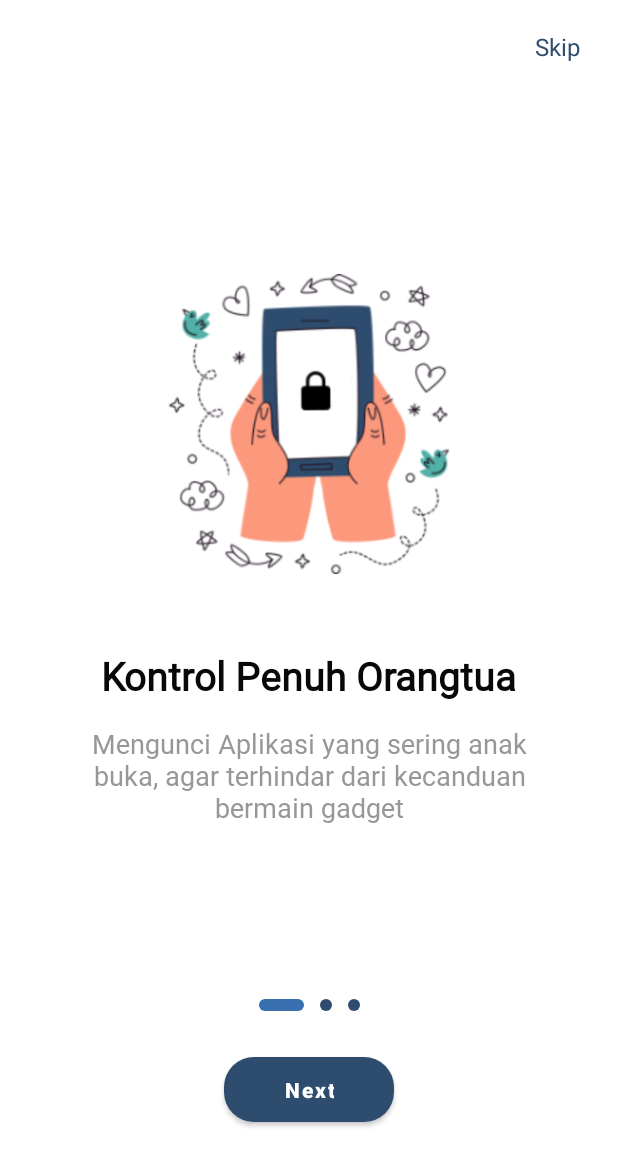
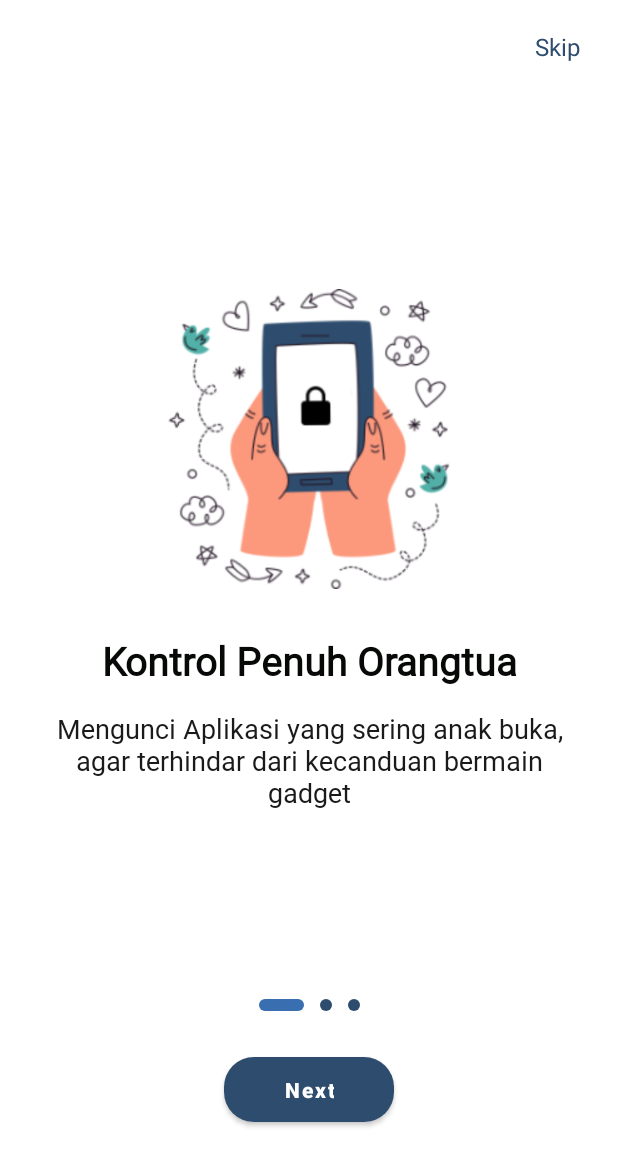
Before and after one commit to gunturdarmawan/Edulock_Collab, an Android app: the screen it shows after launch (MainActivity), on a phone screen of 412 x 824 dp. Shown: the top 1166 px of the screen. Run offline under Robolectric (Android 15) with nearby library versions, the phone set to English and light mode, and no system bars.

Commit message:
layout sementara udah bisa dipake

```diff
--- a/app/build.gradle
+++ b/app/build.gradle
@@ -42,11 +42,11 @@ dependencies {
     implementation 'androidx.constraintlayout:constraintlayout:2.1.2'
     implementation 'androidx.annotation:annotation:1.3.0'
     implementation 'androidx.lifecycle:lifecycle-livedata-ktx:2.4.0'
-    implementation 'androidx.lifecycle:lifecycle-viewmodel-ktx:2.4.0'
     implementation 'androidx.cardview:cardview:1.0.0'
     implementation 'com.google.android.material:material:1.5.0-beta01'
-    implementation 'com.google.android.material:material:1.5.0-beta01'
     implementation 'com.google.firebase:firebase-auth-ktx:21.0.1'
+    implementation 'androidx.legacy:legacy-support-v4:1.0.0'
+    implementation 'androidx.recyclerview:recyclerview:1.2.1'
     testImplementation 'junit:junit:4.13.2'
     androidTestImplementation 'androidx.test.ext:junit:1.1.3'
     androidTestImplementation 'androidx.test.espresso:espresso-core:3.4.0'
--- a/app/src/main/java/com/example/edulock/onboarding/MainActivity.kt
+++ b/app/src/main/java/com/example/edulock/onboarding/MainActivity.kt
@@ -15,7 +15,6 @@ import com.google.android.material.button.MaterialButton
 import com.example.edulock.R
 import com.example.edulock.firebaseauth.Login
 
-
 class MainActivity : AppCompatActivity() {
 
     private lateinit var onboardingItemsAdapter: OnboardingItemsAdapter
@@ -23,7 +22,6 @@ class MainActivity : AppCompatActivity() {
 
     override fun onCreate(savedInstanceState: Bundle?) {
         super.onCreate(savedInstanceState)
-        window.statusBarColor = ContextCompat.getColor(this, R.color.white)
         setContentView(R.layout.activity_main)
 
         setOnboardingItems()
@@ -38,13 +36,13 @@ class MainActivity : AppCompatActivity() {
         }
 
     }
+
     private fun savePrefsData() {
         val pref = applicationContext.getSharedPreferences("myPrefs", MODE_PRIVATE)
         val editor = pref.edit()
         editor.putBoolean("isIntroOpened", true)
         editor.apply()
     }
-
 
     private fun restorePrefData(): Boolean {
         val pref = applicationContext.getSharedPreferences("myPrefs", MODE_PRIVATE)
@@ -150,4 +148,5 @@ class MainActivity : AppCompatActivity() {
             "Next".also { findViewById<MaterialButton>(R.id.buttonNext).text = it }
         }
     }
+
 }
--- a/app/src/main/java/com/example/edulock/onboarding/splashScreen.kt
+++ b/app/src/main/java/com/example/edulock/onboarding/splashScreen.kt
@@ -5,15 +5,14 @@ import androidx.appcompat.app.AppCompatActivity
 import android.os.Bundle
 import android.os.Handler
 import android.os.Looper
-import androidx.core.content.ContextCompat
 import com.example.edulock.R
 
 class splashScreen : AppCompatActivity() {
 
     override fun onCreate(savedInstanceState: Bundle?) {
-        window.statusBarColor = ContextCompat.getColor(this, R.color.white)
         super.onCreate(savedInstanceState)
         setContentView(R.layout.activity_splash_screen)
+
         Handler(Looper.getMainLooper()).postDelayed({
             // Delay and Start Activity
             val intent = Intent(this,MainActivity::class.java)
@@ -21,4 +20,5 @@ class splashScreen : AppCompatActivity() {
             finish()
         } , 2000)
     }
+
 }
--- a/app/src/main/res/layout/onboarding_item_container.xml
+++ b/app/src/main/res/layout/onboarding_item_container.xml
@@ -15,9 +15,9 @@
 
     <TextView
         android:id="@+id/textTitle"
-        android:layout_width="290dp"
+        android:layout_width="300dp"
         android:layout_height="wrap_content"
-        android:layout_marginTop="50dp"
+        android:layout_marginTop="30dp"
         android:gravity="center"
         android:textColor="@color/custom_color_text_primary"
         android:fontFamily="@font/montserrat_bold"
@@ -26,15 +26,15 @@
 
     <TextView
         android:id="@+id/textDescription"
-        android:layout_width="320dp"
+        android:layout_width="360dp"
         android:layout_height="wrap_content"
         android:layout_marginStart="30dp"
         android:layout_marginTop="15dp"
         android:layout_marginBottom="15dp"
         android:layout_marginEnd="30dp"
-        android:fontFamily="@font/montserrat_medium"
+        android:fontFamily="@font/montserrat_regular"
         android:gravity="center"
-        android:textColor="#979797"
+        android:textColor="#1A1A1A"
         android:textSize="18sp"/>
 
 
--- a/app/src/main/res/values/colors.xml
+++ b/app/src/main/res/values/colors.xml
@@ -7,6 +7,7 @@
     <color name="teal_700">#FF018786</color>
     <color name="black">#FF000000</color>
     <color name="white">#FFFFFFFF</color>
+    <color name="red">#E22B25</color>
 
     <!--Custom Colors-->
     <color name="custom_color_primary">#2E4C6D</color>
@@ -14,5 +15,7 @@
     <color name="custom_color_borderButton_700">#396EB0</color>
     <color name="custom_color_background">#FFFFFF</color>
     <color name="custom_color_text_primary">#060906</color>
-    <color name="custom_color_text_secondary">#464747</color>
+    <color name="custom_color_text_secondary">#464646</color>
+    <color name="custom_color_button_secondary">#E4E4E4</color>
+    <color name="ghost">#00000000</color>
 </resources>
--- a/app/src/main/res/values/themes.xml
+++ b/app/src/main/res/values/themes.xml
@@ -2,8 +2,8 @@
     <!-- Base application theme. -->
     <style name="Theme.Edulock" parent="Theme.MaterialComponents.DayNight.NoActionBar">
         <!-- Primary brand color. -->
-        <item name="colorPrimary">@color/purple_500</item>
-        <item name="colorPrimaryVariant">@color/purple_700</item>
+        <item name="colorPrimary">@color/custom_color_primary</item>
+        <item name="colorPrimaryVariant">@color/white</item>
         <item name="colorOnPrimary">@color/white</item>
         <!-- Secondary brand color. -->
         <item name="colorSecondary">@color/teal_200</item>
```
Also changed, not shown: app/src/main/AndroidManifest.xml (+17 -2 lines), app/src/main/res/values/strings.xml (+18 -0 lines).
